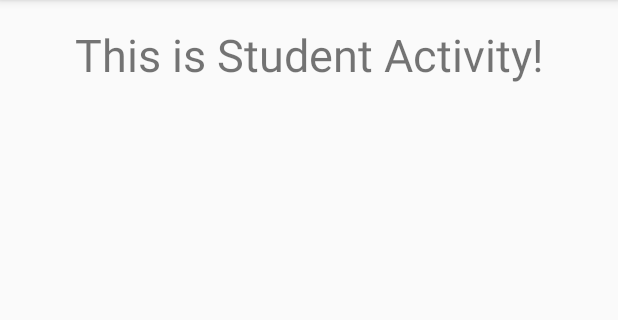
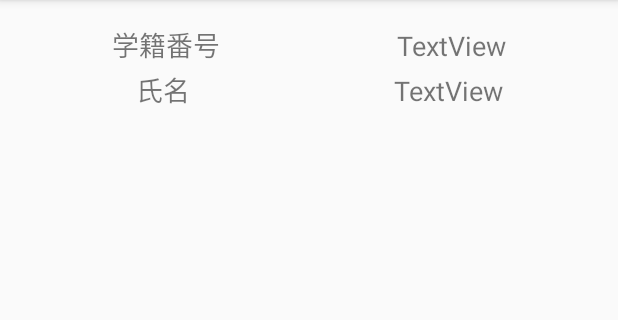
Before and after one commit to myantyuWorld/Android_ostraca, an Android app: the StudentActivity screen opened directly, with no data from a screen before it, on a phone screen of 412 x 824 dp, the part 84-404 px from its top. Run offline under Robolectric (Android 15) with nearby library versions, the phone set to English and light mode, and no system bars; 1 statement that could not run was skipped.

Commit message:
出席状況確認用画面のレイアウトXMLの開発

```diff
--- a/app/src/main/res/layout/activity_student.xml
+++ b/app/src/main/res/layout/activity_student.xml
@@ -10,12 +10,63 @@
     android:paddingTop="@dimen/activity_vertical_margin"
     tools:context="com.example.yuichi_oba.ostraca.StudentActivity">
 
-    <TextView
-        android:id="@+id/stu_text_1"
+    <LinearLayout
+        android:orientation="horizontal"
         android:layout_width="match_parent"
         android:layout_height="wrap_content"
-        android:text="This is Student Activity!"
-        android:textAlignment="center"
-        android:textSize="30dp" />
+        android:layout_alignParentTop="true"
+        android:layout_alignParentStart="true">
+
+        <TextView
+            android:text="学籍番号"
+            android:layout_width="wrap_content"
+            android:layout_height="wrap_content"
+            android:layout_weight="1"
+            android:textAlignment="center"
+            android:textSize="18sp" />
+
+        <TextView
+            android:text="TextView"
+            android:layout_width="wrap_content"
+            android:layout_height="wrap_content"
+            android:id="@+id/txt_stu_id"
+            android:layout_weight="1"
+            android:textAlignment="center"
+            android:textSize="18sp" />
+    </LinearLayout>
+
+    <ListView
+        android:layout_width="match_parent"
+        android:id="@+id/stu_listview"
+        android:minHeight="150dp"
+        android:layout_alignParentBottom="true"
+        android:layout_alignParentStart="true"
+        android:layout_height="400dp" />
+
+    <LinearLayout
+        android:orientation="horizontal"
+        android:layout_width="match_parent"
+        android:layout_height="wrap_content"
+        android:layout_marginTop="30dp"
+        android:layout_below="@+id/linearLayout"
+        android:layout_alignParentStart="true">
+
+        <TextView
+            android:text="氏名"
+            android:layout_width="wrap_content"
+            android:layout_height="wrap_content"
+            android:layout_weight="6.20"
+            android:textAlignment="center"
+            android:textSize="18sp" />
+
+        <TextView
+            android:text="TextView"
+            android:layout_width="wrap_content"
+            android:layout_height="wrap_content"
+            android:id="@+id/txt_stu_name"
+            android:layout_weight="5"
+            android:textAlignment="center"
+            android:textSize="18sp" />
+    </LinearLayout>
 
 </RelativeLayout>
```
Also changed, not shown: app/src/main/res/layout/stu_list_item.xml (+71 -2 lines).
